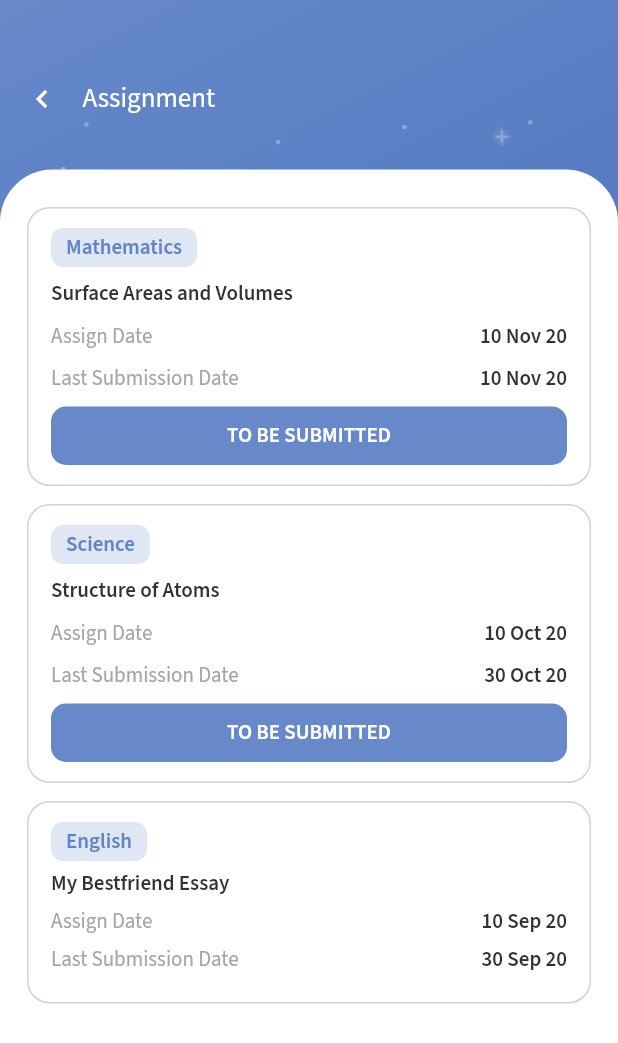
After one commit to Syahro/erp_ui, a Flutter app: the screen it shows after launch, after a tap on "Assignment", on a phone screen of 412 x 824 dp. The commit adds this screen. Shown: the top 1043 px of the screen. Run offline on Flutter 3.47's test engine with Material 2 defaults, Android fonts, the phone set to English and light mode, and no system bars; our stand-ins replace dotted_line, google_fonts.

Commit message:
done modified assignmentPage and add some assets or support

```diff
--- /dev/null
+++ b/lib/pages/assignment_page.dart
@@ -0,0 +1,123 @@
+import 'package:erp_ui/theme.dart';
+import 'package:erp_ui/widget/assignment_card.dart';
+import 'package:erp_ui/widget/info_card_assignment.dart';
+import 'package:flutter/material.dart';
+
+class AssignmentPage extends StatelessWidget {
+  @override
+  Widget build(BuildContext context) {
+    return Scaffold(
+      body: Stack(
+        children: [
+          Container(
+            height: double.infinity,
+            width: double.infinity,
+            decoration: BoxDecoration(
+              gradient: LinearGradient(
+                begin: Alignment.topLeft,
+                end: Alignment.bottomRight,
+                colors: [
+                  lightBlueColor,
+                  darkBlueColor,
+                ],
+              ),
+            ),
+            child: Column(
+              children: [
+                Padding(
+                  padding: EdgeInsets.only(
+                    top: 53,
+                    left: 16,
+                  ),
+                  child: Row(
+                    children: [
+                      Icon(
+                        Icons.chevron_left,
+                        color: whiteColor,
+                      ),
+                      SizedBox(
+                        width: 15,
+                      ),
+                      Text(
+                        'Assignment',
+                        style: regularTextStyle.copyWith(
+                          fontSize: 18,
+                          color: whiteColor,
+                        ),
+                      ),
+                    ],
+                  ),
+                ),
+                Padding(
+                  padding: EdgeInsets.symmetric(horizontal: 18),
+                  child: Image.asset(
+                    'assets/star_pattern.png',
+                    width: double.infinity,
+                    height: 62.45,
+                    color: whiteColor.withOpacity(0.3),
+                  ),
+                ),
+              ],
+            ),
+          ),
+          Padding(
+            padding: EdgeInsets.only(top: 113),
+            child: Container(
+              width: double.infinity,
+              decoration: BoxDecoration(
+                color: whiteColor,
+                borderRadius: BorderRadius.vertical(
+                  top: Radius.circular(35),
+                ),
+              ),
+              child: Padding(
+                padding: EdgeInsets.symmetric(
+                  horizontal: 18,
+                  vertical: 20,
+                ),
+                child: ListView(
+                  padding: EdgeInsets.only(top: 5),
+                  children: [
+                    AssignmentCard(
+                      assignmentTitle: 'Mathematics',
+                      subtitleAssignment: 'Surface Areas and Volumes',
+                      titleInfoFirst: 'Assign Date',
+                      valueInfoFirst: '10 Nov 20',
+                      titleInfoSecond: 'Last Submission Date',
+                      valueInfoSecond: '10 Nov 20',
+                      isToBeSubmited: true,
+                    ),
+                    SizedBox(
+                      height: 12,
+                    ),
+                    AssignmentCard(
+                      assignmentTitle: 'Science',
+                      subtitleAssignment: 'Structure of Atoms',
+                      titleInfoFirst: 'Assign Date',
+                      valueInfoFirst: '10 Oct 20',
+                      titleInfoSecond: 'Last Submission Date',
+                      valueInfoSecond: '30 Oct 20',
+                      isToBeSubmited: true,
+                    ),
+                    SizedBox(
+                      height: 12,
+                    ),
+                    AssignmentCard(
+                      assignmentTitle: 'English',
+                      subtitleAssignment: 'My Bestfriend Essay',
+                      titleInfoFirst: 'Assign Date',
+                      valueInfoFirst: '10 Sep 20',
+                      titleInfoSecond: 'Last Submission Date',
+                      valueInfoSecond: '30 Sep 20',
+                      isToBeSubmited: false,
+                    ),
+                  ],
+                ),
+              ),
+            ),
+          ),
+        ],
+      ),
+    );
+  }
+}
--- a/lib/pages/home_page.dart
+++ b/lib/pages/home_page.dart
@@ -1,4 +1,5 @@
 import 'package:erp_ui/pages/ask_doubt_page.dart';
+import 'package:erp_ui/pages/assignment_page.dart';
 import 'package:erp_ui/pages/attendance_page.dart';
 import 'package:erp_ui/pages/change_password_page.dart';
 import 'package:erp_ui/pages/date_sheet_page.dart';
@@ -171,9 +172,21 @@ class HomePage extends StatelessWidget {
                                     title: 'Play Quiz',
                                   ),
                                 ),
-                                CardMenu(
-                                  imageUrl: 'assets/ic_assignment.png',
-                                  title: 'Assignment',
+                                InkWell(
+                                  onTap: () {
+                                    Navigator.push(
+                                      context,
+                                      MaterialPageRoute(
+                                        builder: (context) {
+                                          return AssignmentPage();
+                                        },
+                                      ),
+                                    );
+                                  },
+                                  child: CardMenu(
+                                    imageUrl: 'assets/ic_assignment.png',
+                                    title: 'Assignment',
+                                  ),
                                 ),
                                 CardMenu(
                                   imageUrl: 'assets/ic_holiday.png',
--- /dev/null
+++ b/lib/widget/assignment_card.dart
@@ -0,0 +1,104 @@
+import 'package:flutter/material.dart';
+
+import '../theme.dart';
+import 'info_card_assignment.dart';
+
+class AssignmentCard extends StatelessWidget {
+  final String assignmentTitle;
+  final String subtitleAssignment;
+  final String titleInfoFirst;
+  final String valueInfoFirst;
+  final String titleInfoSecond;
+  final String valueInfoSecond;
+  final bool isToBeSubmited;
+
+  AssignmentCard({
+    this.assignmentTitle,
+    this.subtitleAssignment,
+    this.titleInfoFirst,
+    this.valueInfoFirst,
+    this.titleInfoSecond,
+    this.valueInfoSecond,
+    this.isToBeSubmited,
+  });
+  @override
+  Widget build(BuildContext context) {
+    return Container(
+      height: isToBeSubmited ? 186 : 135,
+      width: double.infinity,
+      decoration: BoxDecoration(
+        borderRadius: BorderRadius.circular(15),
+        border: Border.all(
+          color: lightGreyColor.withOpacity(0.5),
+        ),
+      ),
+      child: Padding(
+        padding: EdgeInsets.symmetric(
+          horizontal: 15,
+          vertical: 13,
+        ),
+        child: Column(
+          crossAxisAlignment: CrossAxisAlignment.start,
+          mainAxisAlignment: MainAxisAlignment.spaceBetween,
+          children: [
+            Row(
+              children: [
+                Container(
+                  padding: EdgeInsets.symmetric(horizontal: 10, vertical: 3),
+                  decoration: BoxDecoration(
+                    color: blueColor.withOpacity(0.2),
+                    borderRadius: BorderRadius.circular(8),
+                  ),
+                  child: Center(
+                    child: Text(
+                      assignmentTitle,
+                      style: semiBoldTextStyle.copyWith(
+                        fontSize: 14,
+                        color: blueColor,
+                      ),
+                    ),
+                  ),
+                ),
+              ],
+            ),
+            Text(
+              subtitleAssignment,
+              style: semiBoldTextStyle.copyWith(
+                fontSize: 14,
+                color: blackColor,
+              ),
+            ),
+            InfoCardAssignment(
+              title: titleInfoFirst,
+              valueTitle: valueInfoFirst,
+            ),
+            InfoCardAssignment(
+              title: titleInfoSecond,
+              valueTitle: valueInfoSecond,
+            ),
+            isToBeSubmited
+                ? Container(
+                    height: 39,
+                    width: double.infinity,
+                    child: FlatButton(
+                      onPressed: () {},
+                      color: lightBlueColor,
+                      shape: RoundedRectangleBorder(
+                        borderRadius: BorderRadius.circular(10),
+                      ),
+                      child: Text(
+                        'TO BE SUBMITTED',
+                        style: semiBoldTextStyle.copyWith(
+                          fontSize: 14,
+                          color: whiteColor,
+                        ),
+                      ),
+                    ),
+                  )
+                : SizedBox(),
+          ],
+        ),
+      ),
+    );
+  }
+}
--- /dev/null
+++ b/lib/widget/info_card_assignment.dart
@@ -0,0 +1,35 @@
+import 'package:flutter/material.dart';
+
+import '../theme.dart';
+
+class InfoCardAssignment extends StatelessWidget {
+  final String title;
+  final String valueTitle;
+
+  InfoCardAssignment({
+    this.title,
+    this.valueTitle,
+  });
+  @override
+  Widget build(BuildContext context) {
+    return Row(
+      mainAxisAlignment: MainAxisAlignment.spaceBetween,
+      children: [
+        Text(
+          title,
+          style: regularTextStyle.copyWith(
+            fontSize: 14,
+            color: lightGreyColor,
+          ),
+        ),
+        Text(
+          valueTitle,
+          style: semiBoldTextStyle.copyWith(
+            fontSize: 14,
+            color: blackColor,
+          ),
+        ),
+      ],
+    );
+  }
+}
```
